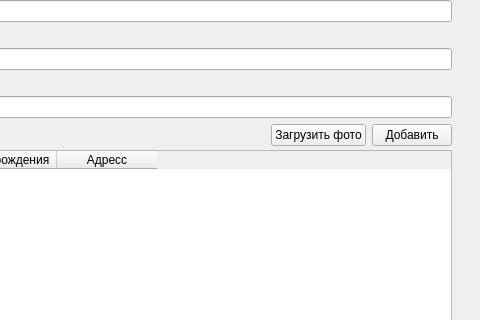
First picture: the form in assets/ui/app.ui, repository Bavalionprolate/face-look, before the edit; both pictures show x 714 to 1194 and y 425 to 745 of the 1194 by 852 pixel window.
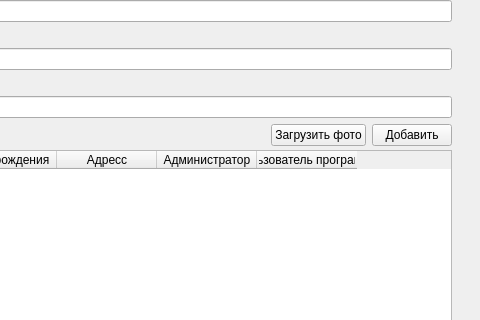
Second picture: the form after the edit. The open tabs and pages were chosen to show the change. Icons and pictures are not drawn.

Diff of the .ui file:
```diff
--- a/assets/ui/app.ui
+++ b/assets/ui/app.ui
@@ -1315,6 +1315,16 @@
                          <string>Адресс</string>
                         </property>
                        </column>
+                       <column>
+                        <property name="text">
+                         <string>Администратор</string>
+                        </property>
+                       </column>
+                       <column>
+                        <property name="text">
+                         <string>Пользователь программы</string>
+                        </property>
+                       </column>
                       </widget>
                       <widget class="QWidget" name="widget_10" native="true">
                        <layout class="QHBoxLayout" name="horizontalLayout_10">
```
Left out of the diff: 6 changed lines with no effect on the pictures.
